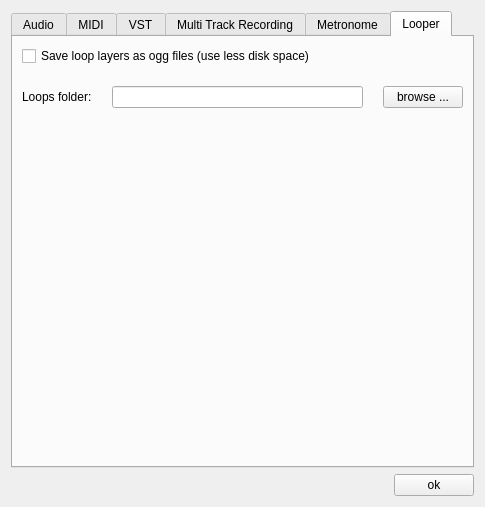
Before: the Qt Designer form src/Common/gui/PreferencesDialog.ui in elieserdejesus/JamTaba, drawn with Qt 5.
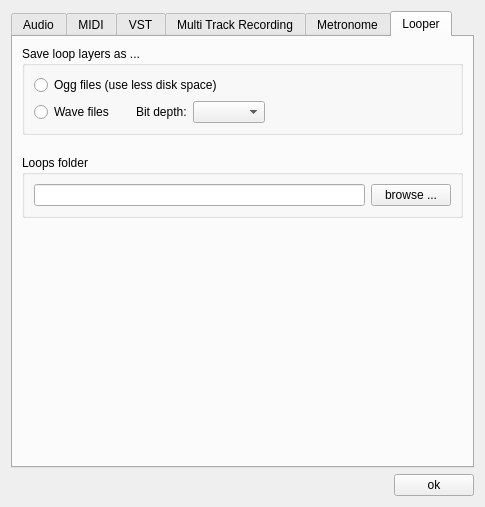
After: the same form once the commit is applied.

Commit message:
New looper preferences allowing save to ogg vorbis and wave (16 or 32 bits) close #751
- Remembering wave files bit depth value in preferences
- Saving wave files in 16 or 32 bits

```diff
--- a/src/Common/gui/PreferencesDialog.ui
+++ b/src/Common/gui/PreferencesDialog.ui
@@ -690,27 +690,90 @@
         <number>20</number>
        </property>
        <item>
-        <widget class="QCheckBox" name="checkBoxLooperOggEncoding">
+        <widget class="QGroupBox" name="groupBox">
+         <property name="title">
+          <string>Save loop layers as ...</string>
+         </property>
+         <layout class="QVBoxLayout" name="verticalLayout_9">
+          <item>
+           <widget class="QRadioButton" name="radioButtonLooperOggEncoding">
          <property name="text">
-          <string>Save loop layers as ogg files (use less disk space)</string>
-         </property>
+             <string>Ogg files (use less disk space)</string>
+            </property>
+            <attribute name="buttonGroup">
+             <string notr="true">buttonGroup_2</string>
+            </attribute>
         </widget>
        </item>
        <item>
-        <layout class="QHBoxLayout" name="loopDirLayout" stretch="0,1,0">
+           <layout class="QHBoxLayout" name="waveFileLayout">
          <item>
-          <widget class="QLabel" name="labelLoopsFolder">
+             <widget class="QRadioButton" name="radioButtonWaveFile">
+              <property name="text">
+               <string>Wave files</string>
+              </property>
+              <attribute name="buttonGroup">
+               <string notr="true">buttonGroup_2</string>
+              </attribute>
+             </widget>
+            </item>
+            <item>
+             <spacer name="horizontalSpacer_2">
+              <property name="orientation">
+               <enum>Qt::Horizontal</enum>
+              </property>
+              <property name="sizeType">
+               <enum>QSizePolicy::Fixed</enum>
+              </property>
+              <property name="sizeHint" stdset="0">
+               <size>
+                <width>16</width>
+                <height>20</height>
+               </size>
+              </property>
+             </spacer>
+            </item>
+            <item>
+             <widget class="QLabel" name="labelBitRate">
+              <property name="text">
+               <string>Bit depth:</string>
+              </property>
+             </widget>
+            </item>
+            <item>
+             <widget class="QComboBox" name="comboBoxBitRate">
            <property name="sizePolicy">
-            <sizepolicy hsizetype="Maximum" vsizetype="Preferred">
+               <sizepolicy hsizetype="Maximum" vsizetype="Fixed">
              <horstretch>0</horstretch>
              <verstretch>0</verstretch>
             </sizepolicy>
            </property>
-           <property name="text">
-            <string>Loops folder:</string>
-           </property>
-          </widget>
-         </item>
+             </widget>
+            </item>
+            <item>
+             <spacer name="horizontalSpacer">
+              <property name="orientation">
+               <enum>Qt::Horizontal</enum>
+              </property>
+              <property name="sizeHint" stdset="0">
+               <size>
+                <width>40</width>
+                <height>20</height>
+               </size>
+              </property>
+             </spacer>
+            </item>
+           </layout>
+          </item>
+         </layout>
+        </widget>
+       </item>
+       <item>
+        <widget class="QGroupBox" name="groupBox_2">
+         <property name="title">
+          <string>Loops folder</string>
+         </property>
+         <layout class="QHBoxLayout" name="horizontalLayout_3">
          <item>
           <widget class="QLineEdit" name="lineEditLoopsFolder">
            <property name="sizePolicy">
@@ -735,6 +798,7 @@
           </widget>
          </item>
         </layout>
+        </widget>
        </item>
        <item>
         <spacer name="verticalSpacer_5">
```
Left out of the diff: 3 changed lines with no effect on the pictures. Lines whose indentation alone changed are shown as unchanged. The commit also changes 11 other files.
